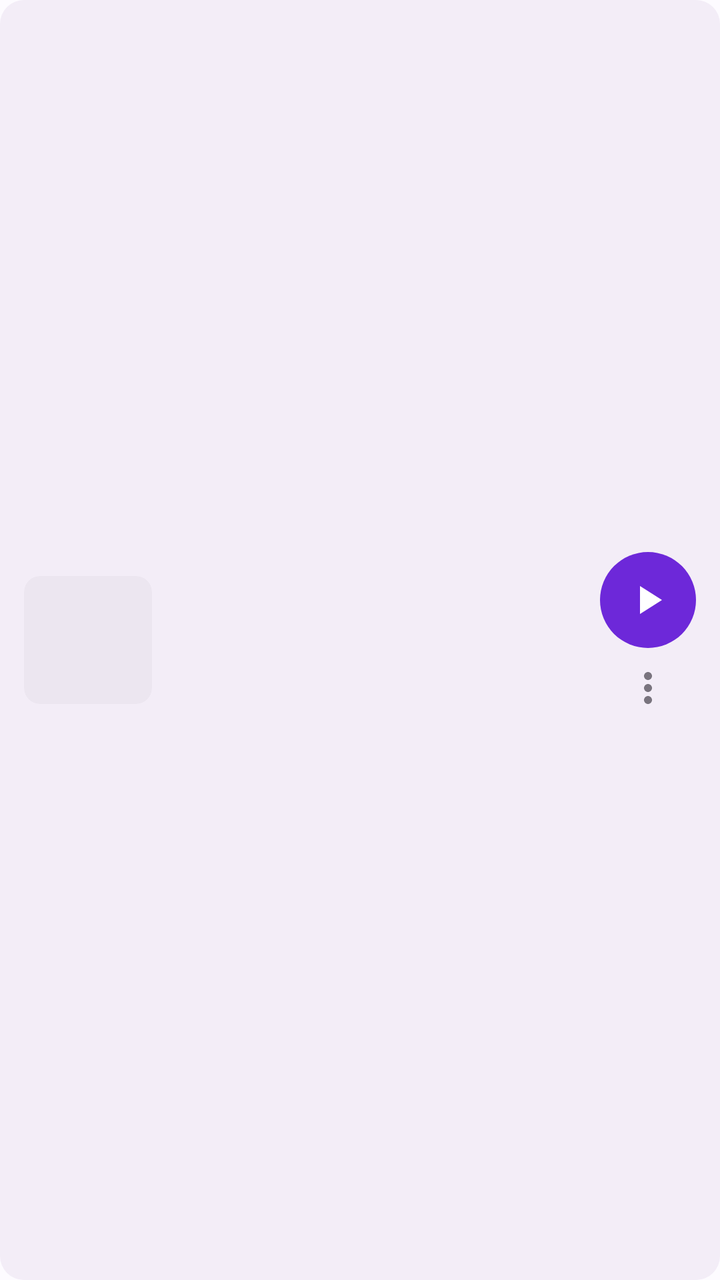
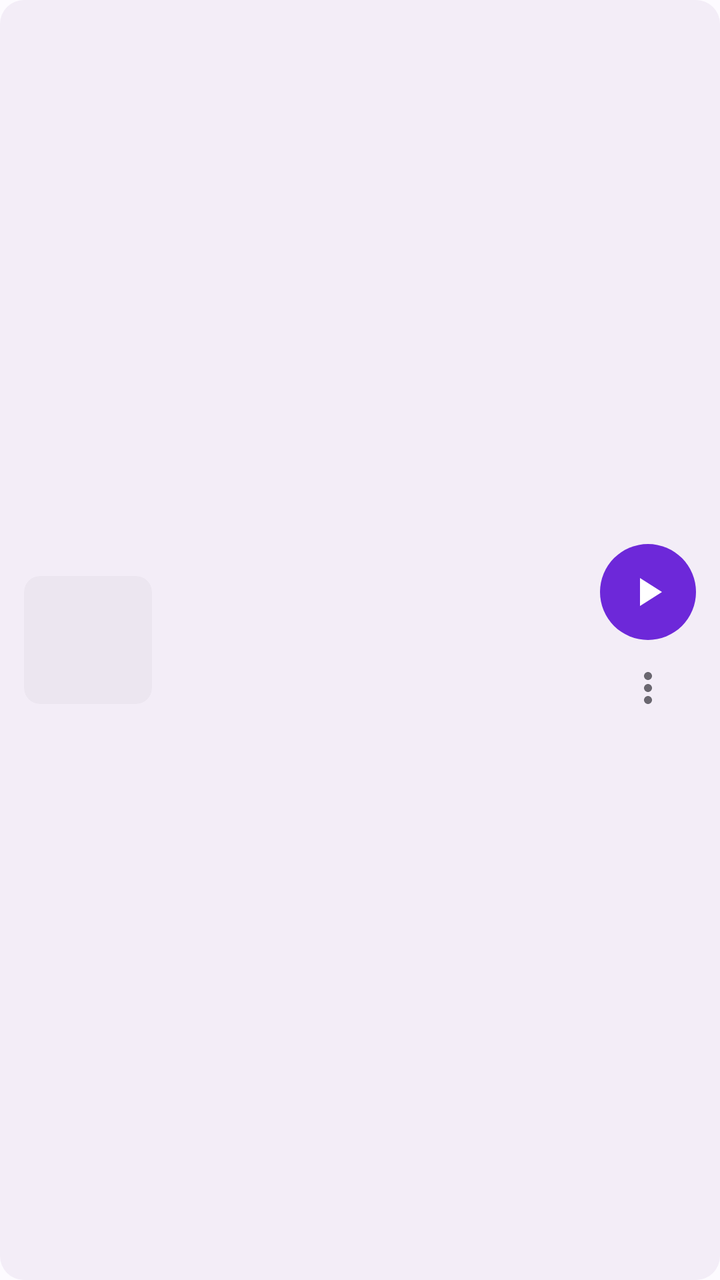

Compare the two renders of this Android layout. The source of the first and the diff that turns it into the second are given below.
<!-- AndroidManifest.xml: application theme AppTheme -->
<!-- res/layout/item_audiobook.xml -->
<?xml version="1.0" encoding="utf-8"?>
<LinearLayout
    xmlns:android="http://schemas.android.com/apk/res/android"
    xmlns:app="http://schemas.android.com/apk/res-auto"
    android:layout_width="match_parent"
    android:layout_height="wrap_content"
    android:orientation="horizontal"
    android:gravity="center_vertical"
    android:background="@drawable/bg_card"
    android:padding="12dp"
    android:layout_marginStart="14dp"
    android:layout_marginEnd="14dp"
    android:layout_marginBottom="8dp"
    android:clickable="true"
    android:focusable="true">

    <ImageView
        android:id="@+id/ivCover"
        android:layout_width="64dp"
        android:layout_height="64dp"
        android:layout_marginEnd="12dp"
        android:scaleType="centerCrop"
        android:background="@drawable/bg_capa_audiobook"
        android:outlineProvider="background"
        android:clipToOutline="true"
        android:contentDescription="@string/cd_cover"/>

    <LinearLayout
        android:layout_width="0dp"
        android:layout_height="wrap_content"
        android:layout_weight="1"
        android:orientation="vertical">

        <TextView
            android:id="@+id/tvAudiobookNome"
            android:layout_width="match_parent"
            android:layout_height="wrap_content"
            android:fontFamily="@font/literata"
            android:textColor="@color/color_on_surface"
            android:textSize="15sp"
            android:textStyle="bold"
            android:ellipsize="end"
            android:maxLines="2"/>

        <TextView
            android:id="@+id/tvAudiobookInfo"
            android:layout_width="match_parent"
            android:layout_height="wrap_content"
            android:layout_marginTop="2dp"
            android:textColor="@color/color_on_surface_muted"
            android:textSize="12sp"/>

        <TextView
            android:id="@+id/tvAudiobookLocal"
            android:layout_width="match_parent"
            android:layout_height="wrap_content"
            android:textColor="@color/color_on_surface_dim"
            android:textSize="11sp"
            android:ellipsize="end"
            android:maxLines="1"/>

        <LinearLayout
            android:id="@+id/layoutProgressoAudiobook"
            android:layout_width="match_parent"
            android:layout_height="wrap_content"
            android:orientation="vertical"
            android:layout_marginTop="6dp"
            android:visibility="gone">

            <ProgressBar
                android:id="@+id/progressAudiobook"
                style="?android:attr/progressBarStyleHorizontal"
                android:layout_width="match_parent"
                android:layout_height="4dp"
                android:max="100"
                android:progressTint="?attr/colorPrimary"/>

            <TextView
                android:id="@+id/tvAudiobookProgresso"
                android:layout_width="wrap_content"
                android:layout_height="wrap_content"
                android:layout_marginTop="3dp"
                android:textColor="?attr/colorPrimary"
                android:textSize="11sp"
                android:textStyle="bold"/>
        </LinearLayout>
    </LinearLayout>

    <LinearLayout
        android:layout_width="wrap_content"
        android:layout_height="wrap_content"
        android:layout_marginStart="8dp"
        android:orientation="vertical"
        android:gravity="center_horizontal">

        <ImageButton
            android:id="@+id/btnAudiobookOuvir"
            android:layout_width="48dp"
            android:layout_height="48dp"
            android:padding="12dp"
            android:background="@drawable/bg_botao_tocar"
            android:src="@drawable/ic_tocar"
            app:tint="?attr/colorOnPrimary"
            android:contentDescription="@string/btn_ouvir"
            android:tooltipText="@string/btn_ouvir"/>

        <ImageButton
            android:id="@+id/btnAudiobookMais"
            android:layout_width="48dp"
            android:layout_height="40dp"
            android:background="?attr/selectableItemBackgroundBorderless"
            android:src="@drawable/ic_mais"
            app:tint="@color/color_on_surface_dim"
            android:contentDescription="@string/cd_mais_opcoes"
            android:tooltipText="@string/cd_mais_opcoes"/>
    </LinearLayout>
</LinearLayout>
<!-- resources referenced by this layout -->
<resources>
  <!-- drawable bg_botao_tocar (drawable) -->
  <?xml version="1.0" encoding="utf-8"?>
  <shape xmlns:android="http://schemas.android.com/apk/res/android"
      android:shape="oval">
      <solid android:color="?attr/colorPrimary"/>
  </shape>
  <!-- drawable bg_capa_audiobook (drawable) -->
  <?xml version="1.0" encoding="utf-8"?>
  <shape xmlns:android="http://schemas.android.com/apk/res/android"
      android:shape="rectangle">
      <solid android:color="@color/color_surface_variant"/>
      <corners android:radius="8dp"/>
  </shape>
  <!-- drawable bg_card (drawable) -->
  <?xml version="1.0" encoding="utf-8"?>
  <shape xmlns:android="http://schemas.android.com/apk/res/android"
      android:shape="rectangle">
      <solid android:color="@color/color_surface"/>
      <corners android:radius="12dp"/>
  </shape>
  <!-- drawable ic_tocar (drawable) -->
  <?xml version="1.0" encoding="utf-8"?>
  <vector xmlns:android="http://schemas.android.com/apk/res/android"
      android:width="24dp"
      android:height="24dp"
      android:viewportWidth="24"
      android:viewportHeight="24">
      <path
          android:fillColor="#FFFFFFFF"
          android:pathData="M8,5v14l11,-7z"/>
  </vector>
  <string name="btn_ouvir">▶ Play</string>
  <string name="cd_cover">Cover</string>
  <string name="cd_mais_opcoes">More options</string>
  <style name="AppTheme" parent="Theme.Material3.DayNight.NoActionBar">
          <item name="colorPrimary">#6D28D9</item>
          <item name="colorAccent">#6D28D9</item>
          <item name="colorControlActivated">#6D28D9</item>
          <item name="android:colorControlActivated">#6D28D9</item>
          <item name="colorOnPrimary">#FFFFFF</item>
          <item name="colorPrimaryContainer">#E8DEF8</item>
          <item name="colorOnPrimaryContainer">#1D192B</item>
          <item name="colorSecondaryContainer">#E8DEF8</item>
          <item name="colorOnSecondaryContainer">#1D192B</item>
          <item name="colorError">#BA1A1A</item>
          <item name="colorOnError">#FFFFFF</item>
          <item name="colorSurface">#FDFBFF</item>
          <item name="colorOnSurface">#1C1B1F</item>
          <item name="colorSurfaceVariant">#ECE6F0</item>
          <item name="colorOnSurfaceVariant">#5F5D66</item>
          <item name="colorOutline">#CAC4D0</item>
          <item name="colorOutlineVariant">#EAE6EE</item>
          <item name="colorSurfaceContainer">#F3EDF7</item>
          <item name="colorSurfaceContainerHigh">#ECE6F0</item>
          <item name="colorSurfaceContainerHighest">#ECE6F0</item>
          <item name="android:colorBackground">#FDFBFF</item>
  
          
          <item name="android:statusBarColor">#FDFBFF</item>
          <item name="android:navigationBarColor">#FDFBFF</item>
          <item name="android:windowLightStatusBar">true</item>
          <item name="android:windowLightNavigationBar" tools:targetApi="27">true</item>
  
          
          <item name="lylyFundo">#FDFBFF</item>
          <item name="lylySuperficie">#F3EDF7</item>
          <item name="lylySuperficie2">#ECE6F0</item>
          <item name="lylyTexto">#1C1B1F</item>
          <item name="lylyTextoMedio">#2B2930</item>
          <item name="lylyTextoSecundario">#5F5D66</item>
          <item name="lylyTextoTerciario">#79747E</item>
          <item name="lylyTextoFraco">#8A8790</item>
          <item name="lylyContorno">#CAC4D0</item>
          <item name="lylyDivisor">#EAE6EE</item>
          <item name="lylyDivisorFraco">#F1EDF5</item>
          <item name="lylyTonal">#E8DEF8</item>
          <item name="lylyNaTonal">#1D192B</item>
          <item name="lylySucessoSuperficie">#E6F4EA</item>
          <item name="lylyDestaqueLeitura">#EADDFF</item>
          <item name="lylyFundoLeitura">#FDFBFF</item>
          <item name="lylyTextoLeitura">#2B2930</item>
          <item name="lylyBarraNavegacao">#F3EDF7</item>
          <item name="lylyProgresso">#7C3AED</item>
      </style>
  <!-- unchanged entries left out for length: 1 -->
</resources>

<!-- the commit's change to res/layout/item_audiobook.xml (unified diff, before → after) -->
@@ -55,7 +55,7 @@
             android:layout_width="match_parent"
             android:layout_height="wrap_content"
             android:textColor="@color/color_on_surface_dim"
-            android:textSize="11sp"
+            android:textSize="12sp"
             android:ellipsize="end"
             android:maxLines="1"/>
 
@@ -81,7 +81,7 @@
                 android:layout_height="wrap_content"
                 android:layout_marginTop="3dp"
                 android:textColor="?attr/colorPrimary"
-                android:textSize="11sp"
+                android:textSize="12sp"
                 android:textStyle="bold"/>
         </LinearLayout>
     </LinearLayout>
@@ -107,7 +107,7 @@
         <ImageButton
             android:id="@+id/btnAudiobookMais"
             android:layout_width="48dp"
-            android:layout_height="40dp"
+            android:layout_height="48dp"
             android:background="?attr/selectableItemBackgroundBorderless"
             android:src="@drawable/ic_mais"
             app:tint="@color/color_on_surface_dim"
<!-- resource entries referenced after the edit -->
@@ -70,8 +70,8 @@
           <item name="lylyTexto">#1C1B1F</item>
           <item name="lylyTextoMedio">#2B2930</item>
           <item name="lylyTextoSecundario">#5F5D66</item>
-          <item name="lylyTextoTerciario">#79747E</item>
-          <item name="lylyTextoFraco">#8A8790</item>
+          <item name="lylyTextoTerciario">#6A6770</item>
+          <item name="lylyTextoFraco">#6B6770</item>
           <item name="lylyContorno">#CAC4D0</item>
           <item name="lylyDivisor">#EAE6EE</item>
           <item name="lylyDivisorFraco">#F1EDF5</item>
